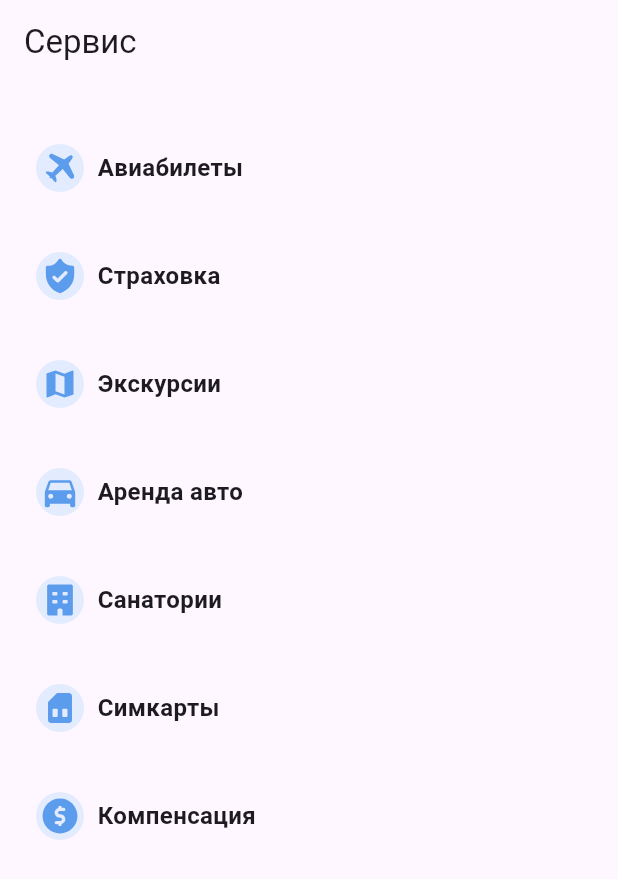
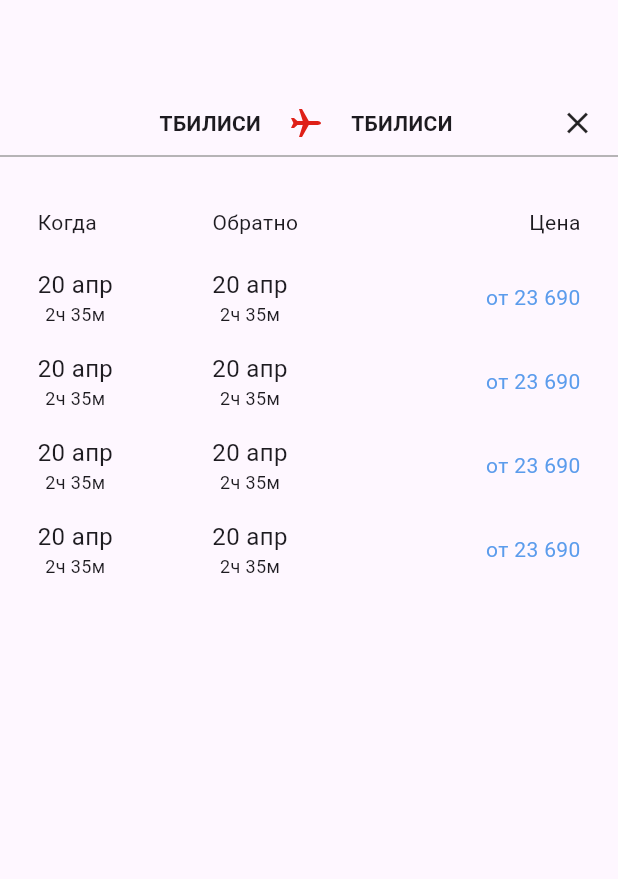
Before and after one commit to Frifrige/FriFri, a Flutter app: the screen it shows after launch, on a phone screen of 412 x 824 dp. Shown: the top 879 px of the screen. Run offline on Flutter 3.47's test engine with Material 3 defaults, Android fonts, the light colour scheme and no system bars; our stand-ins replace firebase_core, flutter_svg, logger, shared_preferences; accounts and stored records are empty; generated files the repository leaves out were written again.

Commit message:
add avia screen

```diff
--- a/lib/src/features/application/widgets/application.dart
+++ b/lib/src/features/application/widgets/application.dart
@@ -1,6 +1,7 @@
 import 'dart:developer';
 
 import 'package:flutter/material.dart';
+import 'package:frifri/src/features/avia/presentation/aviva.dart';
 import 'package:frifri/src/features/more/presentation/screens/more_screen.dart';
 import 'package:flutter_gen/gen_l10n/app_localizations.dart';
 import 'package:frifri/src/features/more/wrappers/localization_wrapper.dart';
@@ -21,7 +22,7 @@ class Application extends StatelessWidget {
       localizationsDelegates: AppLocalizations.localizationsDelegates,
       supportedLocales: AppLocalizations.supportedLocales,
       locale: LocalizaitonScope.of(context).locale,
-      home:  ServiceScreen(),
+      home:  AviaScreen(),
     );
   }
 }
--- /dev/null
+++ b/lib/src/features/avia/presentation/aviva.dart
@@ -0,0 +1,129 @@
+import 'package:flutter/cupertino.dart';
+import 'package:flutter/foundation.dart';
+import 'package:flutter/material.dart';
+import 'package:flutter/widgets.dart';
+import 'package:flutter_svg/flutter_svg.dart';
+
+class AviaScreen extends StatefulWidget {
+  const AviaScreen({super.key});
+
+  @override
+  State<AviaScreen> createState() => _AviaScreenState();
+}
+
+class _AviaScreenState extends State<AviaScreen> {
+  @override
+  Widget build(BuildContext context) {
+    return SafeArea(
+      child: Scaffold(
+        body: Column(
+          crossAxisAlignment: CrossAxisAlignment.center,
+          children: [
+            const SizedBox(height: 70),
+            Padding(
+              padding: const EdgeInsets.symmetric(horizontal: 15),
+              child: Row(
+                mainAxisAlignment: MainAxisAlignment.center,
+                children: [
+                  const Spacer(flex: 1),
+                  const SizedBox(width: 20),
+                  Text(
+                    "ТБИЛИСИ",
+                    style: TextStyle(fontWeight: FontWeight.w700),
+                  ),
+                  SizedBox(width: 20),
+                  SvgPicture.asset("assets/icons/avia_ic.svg"),
+                  SizedBox(width: 20),
+                  Text(
+                    "ТБИЛИСИ",
+                    style: TextStyle(fontWeight: FontWeight.w700),
+                  ),
+                  Spacer(flex: 1),
+                  Icon(Icons.close),
+                ],
+              ),
+            ),
+            const Divider(
+              height: 20,
+              color: Colors.grey,
+            ),
+            const SizedBox(height: 24),
+            const Padding(
+              padding: EdgeInsets.symmetric(horizontal: 25),
+              child: Row(
+                children: [
+                  Text("Когда"),
+                  Spacer(),
+                  Text("Обратно"),
+                  Spacer(
+                    flex: 2,
+                  ),
+                  Text("Цена")
+                ],
+              ),
+            ),
+            SizedBox(
+              height: 20,
+            ),
+            Expanded(
+              child: ListView.separated(
+                padding: EdgeInsets.symmetric(horizontal: 25),
+                itemBuilder: (BuildContext context, int index) {
+                  return Row(
+                    children: [
+                      Column(
+                        children: [
+                          Text(
+                            "20 апр",
+                            style: TextStyle(fontSize: 16),
+                          ),
+                          Text(
+                            "2ч 35м",
+                            style: TextStyle(fontSize: 12),
+                          )
+                        ],
+                      ),
+                      Spacer(),
+                      Column(
+                        children: [
+                          Text(
+                            "20 апр",
+                            style: TextStyle(fontSize: 16),
+                          ),
+                          Text(
+                            "2ч 35м",
+                            style: TextStyle(fontSize: 12),
+                          )
+                        ],
+                      ),
+                      Spacer(
+                        flex: 2,
+                      ),
+                      Column(
+                        children: [
+                          Text(
+                            "от 23 690",
+                            style: TextStyle(
+                              fontSize: 14,
+                              color: Color(0xff5B9CEC),
+                            ),
+                          ),
+                        ],
+                      ),
+                    ],
+                  );
+                },
+                separatorBuilder: (BuildContext context, int index) {
+                  return SizedBox(
+                    height: 16,
+                  );
+                },
+                itemCount: 4,
+              ),
+            )
+          ],
+        ),
+      ),
+    );
+  }
+}
```
Also changed, not shown: assets/icons/avia_ic.svg (added).
